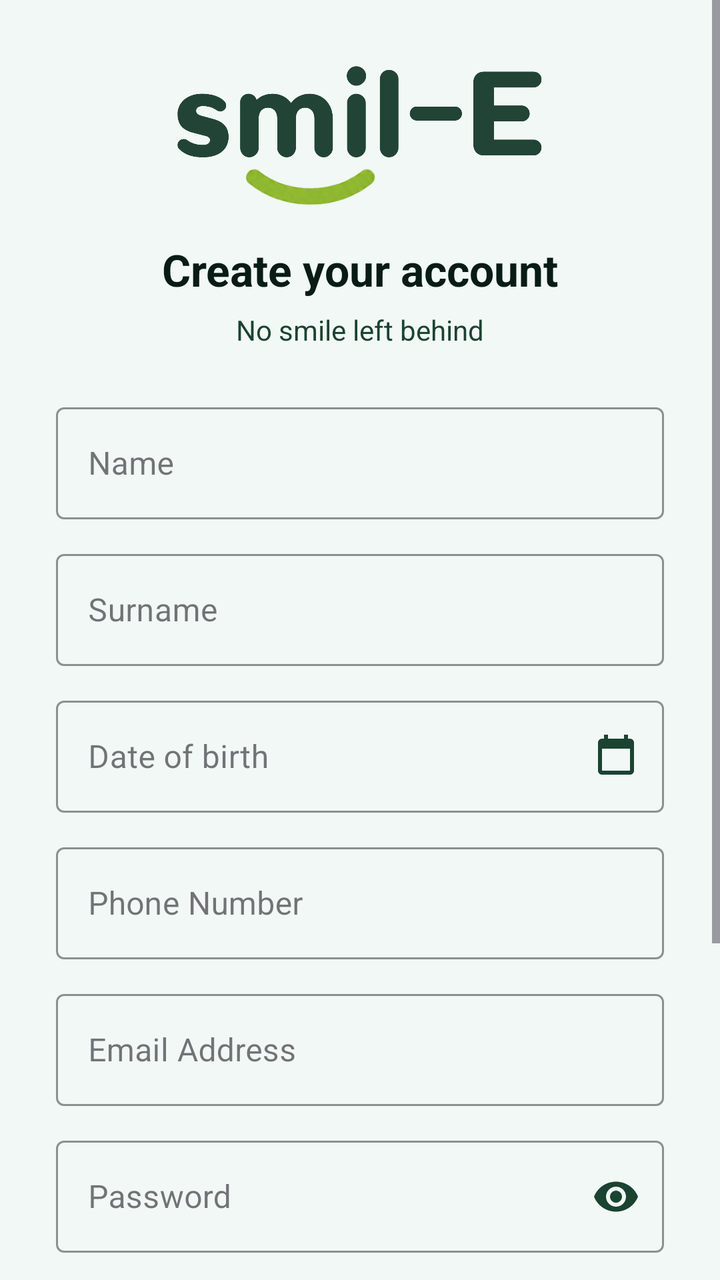
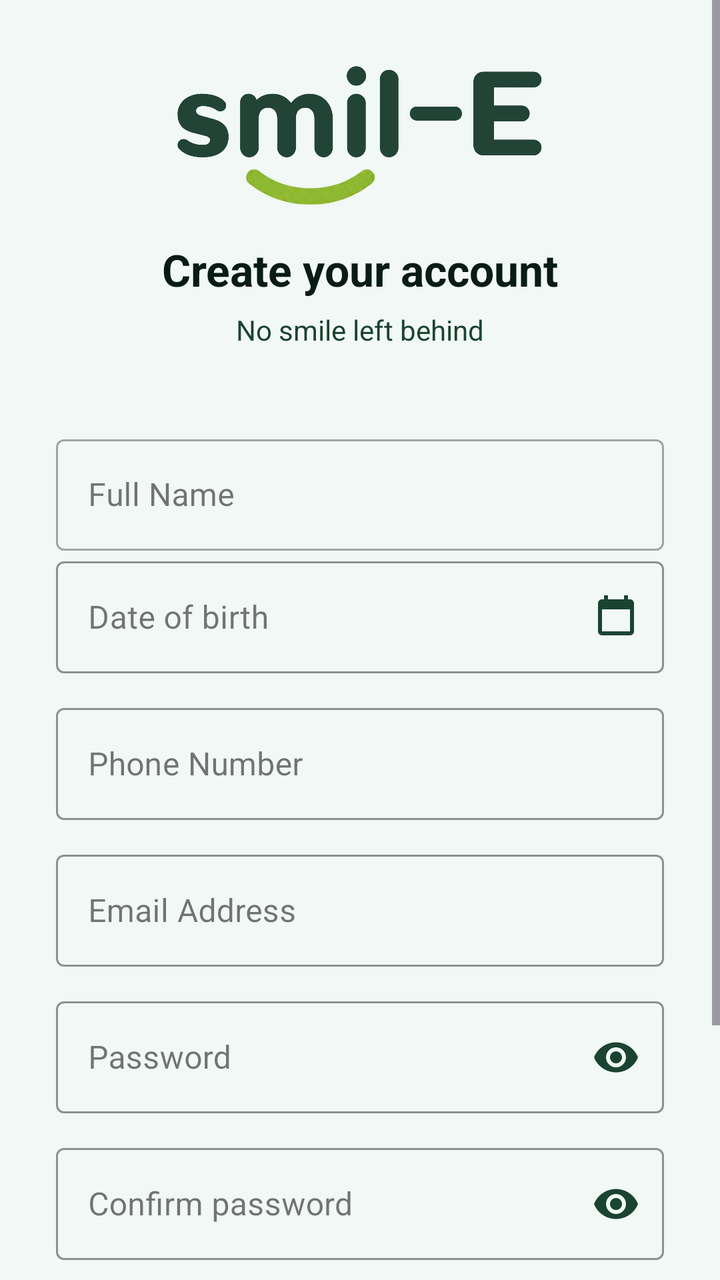

Compare the two renders of this Android layout. The source of the first and the diff that turns it into the second are given below.
<!-- AndroidManifest.xml: application theme Theme.TeledentistryProject -->
<!-- res/layout/activity_register.xml -->
<?xml version="1.0" encoding="utf-8"?>
<ScrollView xmlns:android="http://schemas.android.com/apk/res/android"
    xmlns:app="http://schemas.android.com/apk/res-auto"
    android:layout_width="match_parent"
    android:layout_height="match_parent"
    android:fillViewport="true"
    android:background="@color/dental_background">

    <LinearLayout
        android:layout_width="match_parent"
        android:layout_height="wrap_content"
        android:orientation="vertical"
        android:gravity="center_horizontal"
        android:paddingStart="28dp"
        android:paddingEnd="28dp"
        android:paddingTop="32dp"
        android:paddingBottom="30dp">

        
        <ImageView
            android:layout_width="220dp"
            android:layout_height="72dp"
            android:src="@drawable/logo"
            android:contentDescription="@string/app_name"
            android:scaleType="fitCenter"/>

        
        <TextView
            android:layout_width="wrap_content"
            android:layout_height="wrap_content"
            android:layout_marginTop="16dp"
            android:text="@string/create_your_account"
            android:textColor="@color/text_primary"
            android:textSize="22sp"
            android:textStyle="bold" />

        
        <TextView
            android:layout_width="wrap_content"
            android:layout_height="wrap_content"
            android:layout_marginTop="6dp"
            android:layout_marginBottom="24dp"
            android:gravity="center"
            android:text="@string/slogan_message"
            android:textColor="@color/text_secondary"
            android:textSize="14sp" />

        
        <com.google.android.material.textfield.TextInputLayout
            android:id="@+id/nameInputLayout"
            style="@style/Widget.MaterialComponents.TextInputLayout.OutlinedBox"
            android:layout_width="match_parent"
            android:layout_height="wrap_content"
            android:layout_marginBottom="12dp"
            android:hint="@string/name"
            app:boxStrokeColor="@color/dental_secondary"
            app:hintTextColor="@color/dental_secondary">

            <com.google.android.material.textfield.TextInputEditText
                android:id="@+id/entName"
                android:layout_width="match_parent"
                android:layout_height="wrap_content"
                android:inputType="textPersonName"
                android:maxLines="1"
                android:textColor="@color/text_primary"
                android:textColorHint="@color/text_secondary"
                android:minHeight="56dp" />

        </com.google.android.material.textfield.TextInputLayout>

        
        <com.google.android.material.textfield.TextInputLayout
            android:id="@+id/surnameInputLayout"
            style="@style/Widget.MaterialComponents.TextInputLayout.OutlinedBox"
            android:layout_width="match_parent"
            android:layout_height="wrap_content"
            android:layout_marginBottom="12dp"
            android:hint="@string/surname"
            app:boxStrokeColor="@color/dental_secondary"
            app:hintTextColor="@color/dental_secondary">

            <com.google.android.material.textfield.TextInputEditText
                android:id="@+id/entSurname"
                android:layout_width="match_parent"
                android:layout_height="wrap_content"
                android:inputType="textPersonName"
                android:maxLines="1"
                android:textColor="@color/text_primary"
                android:minHeight="56dp" />

        </com.google.android.material.textfield.TextInputLayout>

        
        <com.google.android.material.textfield.TextInputLayout
            android:id="@+id/dateOfBirthInputLayout"
            style="@style/Widget.MaterialComponents.TextInputLayout.OutlinedBox"
            android:layout_width="match_parent"
            android:layout_height="wrap_content"
            android:layout_marginBottom="12dp"
            android:hint="@string/date_of_birth"
            app:boxStrokeColor="@color/dental_secondary"
            app:hintTextColor="@color/dental_secondary"
            app:endIconMode="custom"
            app:endIconDrawable="@drawable/ic_calendar"
            app:endIconTint="@color/dental_primary">

            <com.google.android.material.textfield.TextInputEditText
                android:id="@+id/entDateOfBirth"
                android:layout_width="match_parent"
                android:layout_height="wrap_content"
                android:focusable="false"
                android:clickable="true"
                android:inputType="none"
                android:maxLines="1"
                android:textColor="@color/text_primary"
                android:minHeight="56dp" />

        </com.google.android.material.textfield.TextInputLayout>

        
        <com.google.android.material.textfield.TextInputLayout
            android:id="@+id/phoneInputLayout"
            style="@style/Widget.MaterialComponents.TextInputLayout.OutlinedBox"
            android:layout_width="match_parent"
            android:layout_height="wrap_content"
            android:layout_marginBottom="12dp"
            android:hint="@string/phone_number"
            app:boxStrokeColor="@color/dental_secondary"
            app:hintTextColor="@color/dental_secondary">

            <com.google.android.material.textfield.TextInputEditText
                android:id="@+id/entPhone"
                android:layout_width="match_parent"
                android:layout_height="wrap_content"
                android:inputType="phone"
                android:maxLines="1"
                android:textColor="@color/text_primary"
                android:minHeight="56dp" />

        </com.google.android.material.textfield.TextInputLayout>

        
        <com.google.android.material.textfield.TextInputLayout
            android:id="@+id/emailInputLayout"
            style="@style/Widget.MaterialComponents.TextInputLayout.OutlinedBox"
            android:layout_width="match_parent"
            android:layout_height="wrap_content"
            android:layout_marginBottom="12dp"
            android:hint="@string/email_address"
            app:boxStrokeColor="@color/dental_secondary"
            app:hintTextColor="@color/dental_secondary">

            <com.google.android.material.textfield.TextInputEditText
                android:id="@+id/entEmail"
                android:layout_width="match_parent"
                android:layout_height="wrap_content"
                android:inputType="textEmailAddress"
                android:maxLines="1"
                android:textColor="@color/text_primary"
                android:minHeight="56dp" />

        </com.google.android.material.textfield.TextInputLayout>

        
        <com.google.android.material.textfield.TextInputLayout
            android:id="@+id/passwordInputLayout"
            style="@style/Widget.MaterialComponents.TextInputLayout.OutlinedBox"
            android:layout_width="match_parent"
            android:layout_height="wrap_content"
            android:layout_marginBottom="12dp"
            android:hint="@string/password"
            app:boxStrokeColor="@color/dental_secondary"
            app:hintTextColor="@color/dental_secondary"
            app:endIconMode="password_toggle"
            app:endIconTint="@color/dental_primary">

            <com.google.android.material.textfield.TextInputEditText
                android:id="@+id/etPassword"
                android:layout_width="match_parent"
                android:layout_height="wrap_content"
                android:inputType="textPassword"
                android:maxLines="1"
                android:textColor="@color/text_primary"
                android:minHeight="56dp" />

        </com.google.android.material.textfield.TextInputLayout>

        
        <com.google.android.material.textfield.TextInputLayout
            android:id="@+id/confirmPasswordInputLayout"
            style="@style/Widget.MaterialComponents.TextInputLayout.OutlinedBox"
            android:layout_width="match_parent"
            android:layout_height="wrap_content"
            android:layout_marginBottom="4dp"
            android:hint="@string/confirm_password"
            app:boxStrokeColor="@color/dental_secondary"
            app:hintTextColor="@color/dental_secondary"
            app:endIconMode="password_toggle"
            app:endIconTint="@color/dental_primary">

            <com.google.android.material.textfield.TextInputEditText
                android:id="@+id/etConfirmPassword"
                android:layout_width="match_parent"
                android:layout_height="wrap_content"
                android:inputType="textPassword"
                android:maxLines="1"
                android:textColor="@color/text_primary"
                android:minHeight="56dp" />

        </com.google.android.material.textfield.TextInputLayout>

        
        <com.google.android.material.button.MaterialButton
            android:id="@+id/btnRegister"
            android:layout_width="match_parent"
            android:layout_height="56dp"
            android:layout_marginTop="24dp"
            android:text="@string/create_account"
            android:textAllCaps="false"
            android:textSize="16sp"
            android:textStyle="bold"
            android:textColor="@color/white"
            app:backgroundTint="@color/dental_primary"
            app:cornerRadius="12dp"
            app:rippleColor="@color/dental_secondary" />

        
        <TextView
            android:id="@+id/tvLogin"
            android:layout_width="wrap_content"
            android:layout_height="wrap_content"
            android:layout_marginTop="20dp"
            android:padding="8dp"
            android:text="@string/account_sign_in"
            android:textColor="@color/dental_secondary"
            android:textSize="14sp"
            android:textStyle="bold"
            android:clickable="true"
            android:focusable="true" />

    </LinearLayout>

</ScrollView>
<!-- resources referenced by this layout -->
<resources>
  <color name="dental_background">#F1F8F5</color>
  <color name="dental_primary">#1B4332</color>
  <color name="dental_secondary">#2D6A4F</color>
  <color name="text_primary">#081C15</color>
  <color name="text_secondary">#1B4332</color>
  <color name="white">#FFFFFFFF</color>
  <!-- drawable ic_calendar (drawable) -->
  <vector xmlns:android="http://schemas.android.com/apk/res/android"
      android:width="24dp"
      android:height="24dp"
      android:viewportWidth="24"
      android:viewportHeight="24">
    <path
        android:fillColor="@color/dental_primary"
        android:pathData="M19,3h-1V1h-2v2H8V1H6v2H5C3.89,3 3,3.9 3,5v14c0,1.1 0.89,2 2,2h14c1.1,0 2-0.9 2-2V5C21,3.9 20.1,3 19,3zM19,19H5V8h14V19z"/>
  </vector>
  <!-- drawable logo: png bitmap (drawable, 94355 bytes) -->
  <string name="account_sign_in">Already have an account? Sign in</string>
  <string name="app_name">Teledentistry-Project</string>
  <string name="confirm_password">Confirm password</string>
  <string name="create_account">Create Account</string>
  <string name="create_your_account">Create your account</string>
  <string name="date_of_birth">Date of birth</string>
  <string name="email_address">Email Address</string>
  <string name="name">Name</string>
  <string name="password">Password</string>
  <string name="phone_number">Phone Number</string>
  <string name="slogan_message">No smile left behind</string>
  <string name="surname">Surname</string>
  <style name="Theme.TeledentistryProject" parent="Base.Theme.TeledentistryProject" />
  <style name="Base.Theme.TeledentistryProject" parent="Theme.Material3.DayNight.NoActionBar">
          <item name="colorPrimary">@color/dental_primary</item>
          <item name="colorSecondary">@color/dental_secondary</item>
          <item name="android:windowBackground">@color/dental_background</item>
          <item name="colorSurface">@color/dental_surface</item>
          <item name="android:windowSplashScreenBackground" tools:targetApi="s">@color/dental_primary</item>
          <item name="android:windowSplashScreenAnimatedIcon" tools:targetApi="s">@drawable/ic_smile_white</item>
      </style>
  <color name="dental_surface">#40916C</color>
  <!-- drawable ic_smile_white (drawable) -->
  <?xml version="1.0" encoding="utf-8"?>
  <vector xmlns:android="http://schemas.android.com/apk/res/android"
      android:width="108dp"
      android:height="108dp"
      android:viewportWidth="108"
      android:viewportHeight="108">
  
      
      <path
          android:fillColor="#244138"
          android:pathData="M54,0 A54,54 0 1,1 53.99,0 Z" />
  
      
      <path
          android:strokeColor="#FFFFFF"
          android:strokeWidth="7"
          android:strokeLineCap="round"
          android:pathData="M30,52 Q54,80 78,52" />
  
  </vector>
</resources>

<!-- the commit's change to res/layout/activity_register.xml (unified diff, before → after) -->
@@ -47,46 +47,19 @@
 
         
         <com.google.android.material.textfield.TextInputLayout
-            android:id="@+id/nameInputLayout"
-            style="@style/Widget.MaterialComponents.TextInputLayout.OutlinedBox"
-            android:layout_width="match_parent"
-            android:layout_height="wrap_content"
-            android:layout_marginBottom="12dp"
-            android:hint="@string/name"
-            app:boxStrokeColor="@color/dental_secondary"
-            app:hintTextColor="@color/dental_secondary">
-
-            <com.google.android.material.textfield.TextInputEditText
-                android:id="@+id/entName"
+            android:id="@+id/fullNameInputLayout"
+            style="@style/Widget.MaterialComponents.TextInputLayout.OutlinedBox"
+            android:layout_width="match_parent"
+            android:layout_height="wrap_content"
+            android:layout_marginTop="16dp"
+            android:hint="Full Name">
+
+            <com.google.android.material.textfield.TextInputEditText
+                android:id="@+id/entFullName"
                 android:layout_width="match_parent"
                 android:layout_height="wrap_content"
                 android:inputType="textPersonName"
-                android:maxLines="1"
-                android:textColor="@color/text_primary"
-                android:textColorHint="@color/text_secondary"
-                android:minHeight="56dp" />
-
-        </com.google.android.material.textfield.TextInputLayout>
-
-        
-        <com.google.android.material.textfield.TextInputLayout
-            android:id="@+id/surnameInputLayout"
-            style="@style/Widget.MaterialComponents.TextInputLayout.OutlinedBox"
-            android:layout_width="match_parent"
-            android:layout_height="wrap_content"
-            android:layout_marginBottom="12dp"
-            android:hint="@string/surname"
-            app:boxStrokeColor="@color/dental_secondary"
-            app:hintTextColor="@color/dental_secondary">
-
-            <com.google.android.material.textfield.TextInputEditText
-                android:id="@+id/entSurname"
-                android:layout_width="match_parent"
-                android:layout_height="wrap_content"
-                android:inputType="textPersonName"
-                android:maxLines="1"
-                android:textColor="@color/text_primary"
-                android:minHeight="56dp" />
+                android:maxLines="1" />
 
         </com.google.android.material.textfield.TextInputLayout>
 
<!-- resource entries referenced after the edit -->
@@ -24,11 +24,9 @@
   <string name="create_your_account">Create your account</string>
   <string name="date_of_birth">Date of birth</string>
   <string name="email_address">Email Address</string>
-  <string name="name">Name</string>
   <string name="password">Password</string>
   <string name="phone_number">Phone Number</string>
   <string name="slogan_message">No smile left behind</string>
-  <string name="surname">Surname</string>
   <style name="Theme.TeledentistryProject" parent="Base.Theme.TeledentistryProject" />
   <style name="Base.Theme.TeledentistryProject" parent="Theme.Material3.DayNight.NoActionBar">
           <item name="colorPrimary">@color/dental_primary</item>
